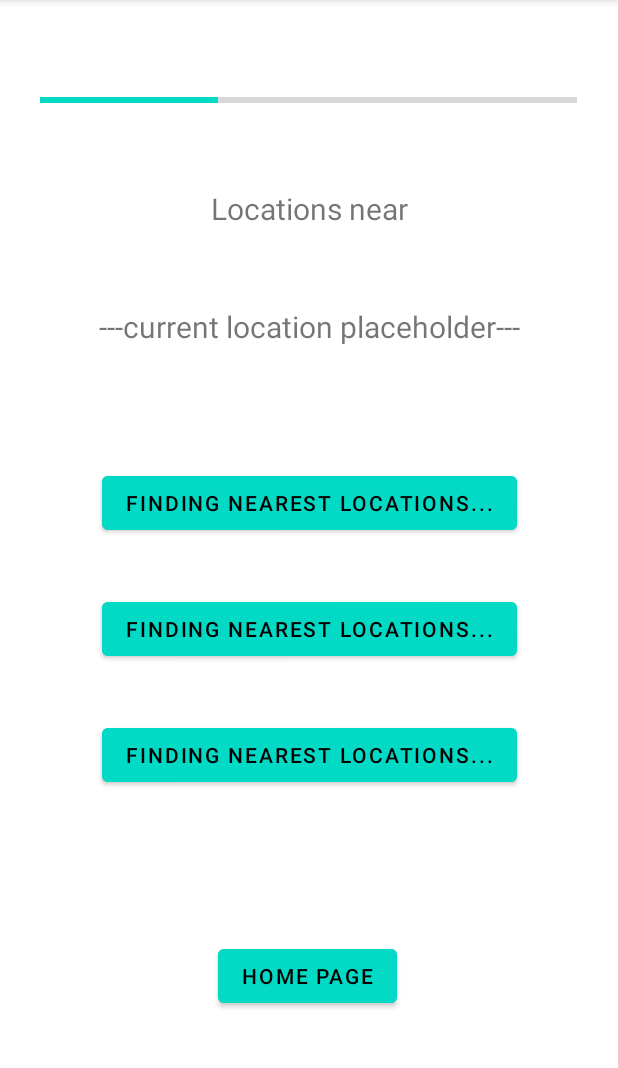
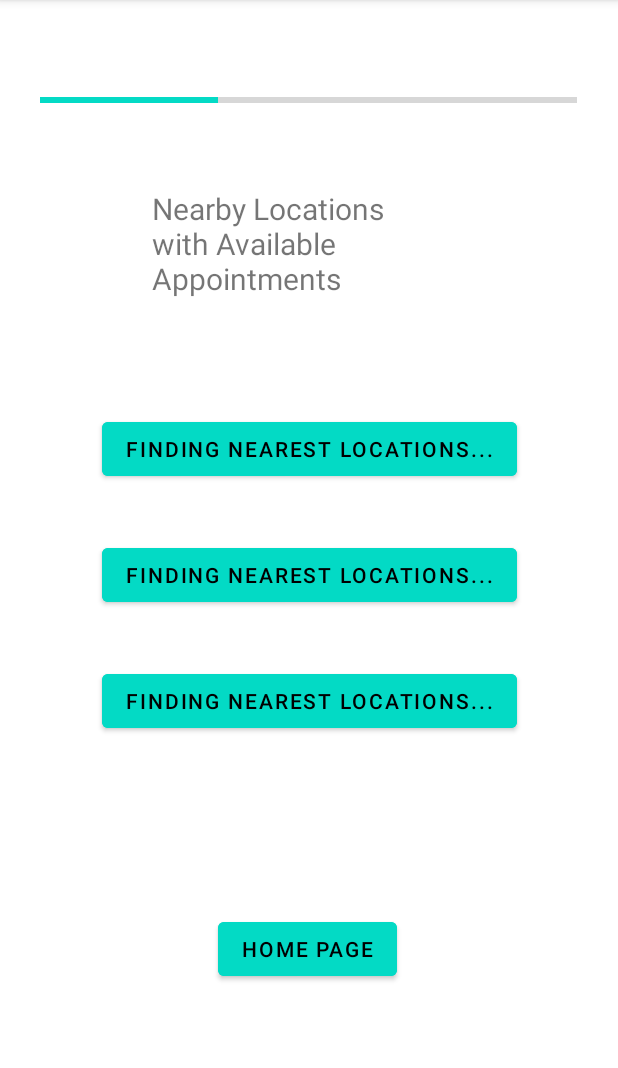
Before and after one commit to Team-Shots/VaxTracker, an Android app: the LocationsActivity screen opened directly, with no data from a screen before it, on a phone screen of 412 x 824 dp, the part 84-1152 px from its top. Run offline under Robolectric (Android 15) with nearby library versions, the phone set to English and light mode, and no system bars.

Commit message:
removed placeholders

```diff
--- a/app/src/main/res/layout/activity_locations.xml
+++ b/app/src/main/res/layout/activity_locations.xml
@@ -35,8 +35,8 @@
 
     <TextView
         android:id="@+id/displayLocationsTextView"
-        android:layout_width="wrap_content"
-        android:layout_height="wrap_content"
+        android:layout_width="210dp"
+        android:layout_height="94dp"
         android:layout_marginTop="32dp"
         android:text="@string/display_locations"
         android:textSize="20dp"
@@ -44,30 +44,18 @@
         app:layout_constraintStart_toStartOf="parent"
         app:layout_constraintTop_toBottomOf="@+id/progressBar0" />
 
-    <TextView
-        android:id="@+id/currentLocationTextView"
-        android:layout_width="wrap_content"
-        android:layout_height="wrap_content"
-        android:layout_marginBottom="486dp"
-        android:text="@string/current_location"
-        android:textSize="20dp"
-        app:layout_constraintBottom_toBottomOf="parent"
-        app:layout_constraintEnd_toEndOf="parent"
-        app:layout_constraintStart_toStartOf="parent"
-        app:layout_constraintTop_toBottomOf="@+id/displayLocationsTextView" />
-
     <Button
         android:id="@+id/locationButton1"
         android:layout_width="wrap_content"
         android:layout_height="wrap_content"
-        android:layout_marginTop="80dp"
+        android:layout_marginTop="56dp"
         android:backgroundTint="@color/teal_200"
+        android:text="@string/finding_locations"
         android:textColor="@color/black"
-        android:text="@string/finding_locations"
         app:layout_constraintEnd_toEndOf="parent"
-        app:layout_constraintHorizontal_bias="0.501"
+        app:layout_constraintHorizontal_bias="0.503"
         app:layout_constraintStart_toStartOf="parent"
-        app:layout_constraintTop_toBottomOf="@+id/currentLocationTextView" />
+        app:layout_constraintTop_toBottomOf="@+id/displayLocationsTextView" />
 
     <Button
         android:id="@+id/locationButton2"
--- a/app/src/main/res/values/strings.xml
+++ b/app/src/main/res/values/strings.xml
@@ -10,7 +10,7 @@
     <string name="return_home">Home Page</string>
 
     <string name="new_zip">Enter New Zip Code</string>
-    <string name="display_locations">Locations near</string>
+    <string name="display_locations">Nearby Locations with Available Appointments</string>
     <string name="current_location"> ---current location placeholder---</string>
 
     <string name="AppointmentReview">Consider checking out the resources below prior to your appointment.</string>
```
Also changed, not shown: app/src/main/res/layout/activity_zip.xml (+6 -18 lines).
